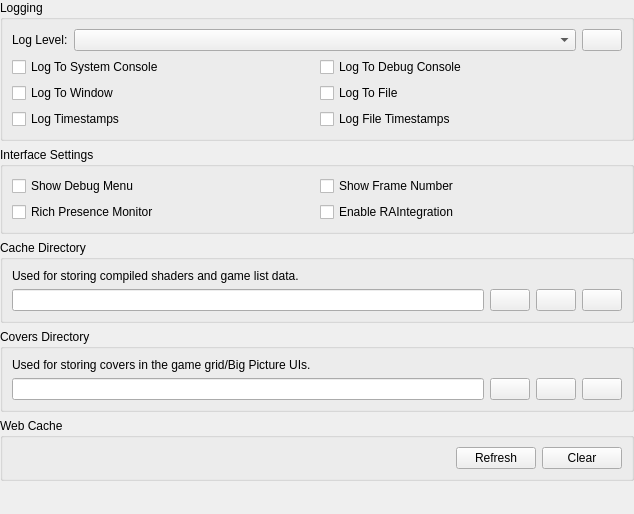
The window that src/duckstation-qt/advancedsettingswidget.ui (stenzek/duckstation) describes before a commit, drawn with Qt 5.
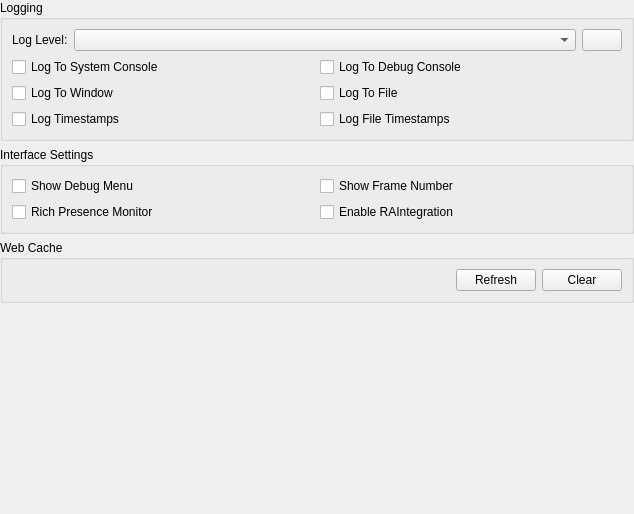
The same window after the commit. Icons and pictures are not drawn.

Diff of the .ui file:
```diff
--- a/src/duckstation-qt/advancedsettingswidget.ui
+++ b/src/duckstation-qt/advancedsettingswidget.ui
@@ -143,110 +143,6 @@
      </layout>
     </widget>
    </item>
-   <item>
-    <widget class="QGroupBox" name="groupBox_3">
-     <property name="title">
-      <string>Cache Directory</string>
-     </property>
-     <layout class="QGridLayout" name="gridLayout_4">
-      <item row="0" column="0" colspan="2">
-       <widget class="QLabel" name="label_3">
-        <property name="text">
-         <string>Used for storing compiled shaders and game list data.</string>
-        </property>
-       </widget>
-      </item>
-      <item row="1" column="0">
-       <widget class="QLineEdit" name="cacheDirectory"/>
-      </item>
-      <item row="1" column="1">
-       <widget class="QPushButton" name="cacheDirectoryBrowse">
-        <property name="toolTip">
-         <string>Browse...</string>
-        </property>
-        <property name="icon">
-         <iconset resource="resources/duckstation-qt.qrc">
-          <normaloff>:/icons/monochrome/svg/folder-open-line.svg</normaloff>:/icons/monochrome/svg/folder-open-line.svg</iconset>
-        </property>
-       </widget>
-      </item>
-      <item row="1" column="2">
-       <widget class="QPushButton" name="cacheDirectoryOpen">
-        <property name="toolTip">
-         <string>Open...</string>
-        </property>
-        <property name="icon">
-         <iconset resource="resources/duckstation-qt.qrc">
-          <normaloff>:/icons/monochrome/svg/open-folder-line.svg</normaloff>:/icons/monochrome/svg/open-folder-line.svg</iconset>
-        </property>
-       </widget>
-      </item>
-      <item row="1" column="3">
-       <widget class="QPushButton" name="cacheDirectoryReset">
-        <property name="toolTip">
-         <string>Reset</string>
-        </property>
-        <property name="icon">
-         <iconset resource="resources/duckstation-qt.qrc">
-          <normaloff>:/icons/monochrome/svg/delete-back-2-line.svg</normaloff>:/icons/monochrome/svg/delete-back-2-line.svg</iconset>
-        </property>
-       </widget>
-      </item>
-     </layout>
-    </widget>
-   </item>
-   <item>
-    <widget class="QGroupBox" name="groupBox_5">
-     <property name="title">
-      <string>Covers Directory</string>
-     </property>
-     <layout class="QGridLayout" name="gridLayout_5">
-      <item row="0" column="0" colspan="2">
-       <widget class="QLabel" name="label_4">
-        <property name="text">
-         <string>Used for storing covers in the game grid/Big Picture UIs.</string>
-        </property>
-       </widget>
-      </item>
-      <item row="1" column="0">
-       <widget class="QLineEdit" name="coversDirectory"/>
-      </item>
-      <item row="1" column="1">
-       <widget class="QPushButton" name="coversDirectoryBrowse">
-        <property name="toolTip">
-         <string>Browse...</string>
-        </property>
-        <property name="icon">
-         <iconset resource="resources/duckstation-qt.qrc">
-          <normaloff>:/icons/monochrome/svg/folder-open-line.svg</normaloff>:/icons/monochrome/svg/folder-open-line.svg</iconset>
-        </property>
-       </widget>
-      </item>
-      <item row="1" column="2">
-       <widget class="QPushButton" name="coversDirectoryOpen">
-        <property name="toolTip">
-         <string>Open...</string>
-        </property>
-        <property name="icon">
-         <iconset resource="resources/duckstation-qt.qrc">
-          <normaloff>:/icons/monochrome/svg/open-folder-line.svg</normaloff>:/icons/monochrome/svg/open-folder-line.svg</iconset>
-        </property>
-       </widget>
-      </item>
-      <item row="1" column="3">
-       <widget class="QPushButton" name="coversDirectoryReset">
-        <property name="toolTip">
-         <string>Reset</string>
-        </property>
-        <property name="icon">
-         <iconset resource="resources/duckstation-qt.qrc">
-          <normaloff>:/icons/monochrome/svg/delete-back-2-line.svg</normaloff>:/icons/monochrome/svg/delete-back-2-line.svg</iconset>
-        </property>
-       </widget>
-      </item>
-     </layout>
-    </widget>
-   </item>
    <item>
     <widget class="QGroupBox" name="webCacheGroup">
      <property name="title">
```
